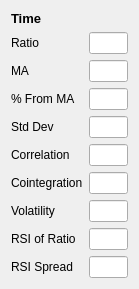
Old version of the form datatoolboxwidget.ui in the repository ProDataLab/nkny.
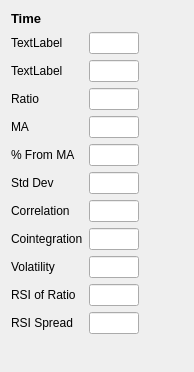
New version of the form.

Commit message: price1 and price2 to data page

What changed in the file:
```diff
--- a/datatoolboxwidget.ui
+++ b/datatoolboxwidget.ui
@@ -6,15 +6,19 @@
    <rect>
     <x>0</x>
     <y>0</y>
-    <width>139</width>
-    <height>268</height>
+    <width>194</width>
+    <height>372</height>
    </rect>
   </property>
   <property name="windowTitle">
    <string>Form</string>
   </property>
-  <layout class="QFormLayout" name="formLayout">
-   <item row="0" column="0">
+  <layout class="QHBoxLayout" name="horizontalLayout">
+   <item>
+    <layout class="QVBoxLayout" name="verticalLayout_2">
+     <item>
+      <layout class="QVBoxLayout" name="verticalLayout">
+       <item>
     <widget class="QLabel" name="timeLabel">
      <property name="font">
       <font>
@@ -28,14 +32,50 @@
      </property>
     </widget>
    </item>
+       <item>
+        <layout class="QFormLayout" name="formLayout">
+         <item row="0" column="0">
+          <widget class="QLabel" name="lastPair1PriceLabel">
+           <property name="text">
+            <string>TextLabel</string>
+           </property>
+          </widget>
+         </item>
+         <item row="0" column="1">
+          <widget class="QLineEdit" name="lastPair1PriceLineEdit">
+           <property name="maximumSize">
+            <size>
+             <width>50</width>
+             <height>16777215</height>
+            </size>
+           </property>
+          </widget>
+         </item>
    <item row="1" column="0">
+          <widget class="QLabel" name="lastPair2PriceLabel">
+           <property name="text">
+            <string>TextLabel</string>
+           </property>
+          </widget>
+         </item>
+         <item row="1" column="1">
+          <widget class="QLineEdit" name="lastPair2PriceLineEdit">
+           <property name="maximumSize">
+            <size>
+             <width>50</width>
+             <height>16777215</height>
+            </size>
+           </property>
+          </widget>
+         </item>
+         <item row="2" column="0">
     <widget class="QLabel" name="label_2">
      <property name="text">
       <string>Ratio</string>
      </property>
     </widget>
    </item>
-   <item row="1" column="1">
+         <item row="2" column="1">
     <widget class="QLineEdit" name="lastRatioLineEdit">
      <property name="maximumSize">
       <size>
@@ -48,14 +88,14 @@
      </property>
     </widget>
    </item>
-   <item row="2" column="0">
+         <item row="3" column="0">
     <widget class="QLabel" name="label_8">
      <property name="text">
       <string>MA</string>
      </property>
     </widget>
    </item>
-   <item row="2" column="1">
+         <item row="3" column="1">
     <widget class="QLineEdit" name="lastMaLineEdit">
      <property name="maximumSize">
       <size>
@@ -68,14 +108,14 @@
      </property>
     </widget>
    </item>
-   <item row="3" column="0">
+         <item row="4" column="0">
     <widget class="QLabel" name="label_9">
      <property name="text">
       <string>% From MA</string>
      </property>
     </widget>
    </item>
-   <item row="3" column="1">
+         <item row="4" column="1">
     <widget class="QLineEdit" name="lastPcntFromMaLineEdit">
      <property name="maximumSize">
       <size>
@@ -88,14 +128,14 @@
      </property>
     </widget>
    </item>
-   <item row="4" column="0">
+         <item row="5" column="0">
     <widget class="QLabel" name="label_10">
      <property name="text">
       <string>Std Dev</string>
      </property>
     </widget>
    </item>
-   <item row="4" column="1">
+         <item row="5" column="1">
     <widget class="QLineEdit" name="lastStdDevLineEdit">
      <property name="maximumSize">
       <size>
@@ -108,14 +148,14 @@
      </property>
     </widget>
    </item>
-   <item row="5" column="0">
+         <item row="6" column="0">
     <widget class="QLabel" name="label_11">
      <property name="text">
       <string>Correlation</string>
      </property>
     </widget>
    </item>
-   <item row="5" column="1">
+         <item row="6" column="1">
     <widget class="QLineEdit" name="lastCorrelationLineEdit">
      <property name="maximumSize">
       <size>
@@ -128,14 +168,14 @@
      </property>
     </widget>
    </item>
-   <item row="6" column="0">
+         <item row="7" column="0">
     <widget class="QLabel" name="lastCointigrationLabel">
      <property name="text">
       <string>Cointegration</string>
      </property>
     </widget>
    </item>
-   <item row="6" column="1">
+         <item row="7" column="1">
     <widget class="QLineEdit" name="lastCointegrationLineEdit">
      <property name="maximumSize">
       <size>
@@ -148,14 +188,14 @@
      </property>
     </widget>
    </item>
-   <item row="7" column="0">
+         <item row="8" column="0">
     <widget class="QLabel" name="label_13">
      <property name="text">
       <string>Volatility</string>
      </property>
     </widget>
    </item>
-   <item row="7" column="1">
+         <item row="8" column="1">
     <widget class="QLineEdit" name="lastVolatilityLineEdit">
      <property name="maximumSize">
       <size>
@@ -168,14 +208,14 @@
      </property>
     </widget>
    </item>
-   <item row="8" column="0">
+         <item row="9" column="0">
     <widget class="QLabel" name="label_14">
      <property name="text">
       <string>RSI of Ratio</string>
      </property>
     </widget>
    </item>
-   <item row="8" column="1">
+         <item row="9" column="1">
     <widget class="QLineEdit" name="lastRsiOfRatioLineEdit">
      <property name="maximumSize">
       <size>
@@ -188,14 +228,14 @@
      </property>
     </widget>
    </item>
-   <item row="9" column="0">
+         <item row="10" column="0">
     <widget class="QLabel" name="label_15">
      <property name="text">
       <string>RSI Spread</string>
      </property>
     </widget>
    </item>
-   <item row="9" column="1">
+         <item row="10" column="1">
     <widget class="QLineEdit" name="lastRsiSpreadLineEdit">
      <property name="maximumSize">
       <size>
@@ -207,6 +247,38 @@
       <bool>true</bool>
      </property>
     </widget>
+         </item>
+        </layout>
+       </item>
+      </layout>
+     </item>
+     <item>
+      <spacer name="verticalSpacer">
+       <property name="orientation">
+        <enum>Qt::Vertical</enum>
+       </property>
+       <property name="sizeHint" stdset="0">
+        <size>
+         <width>20</width>
+         <height>40</height>
+        </size>
+       </property>
+      </spacer>
+     </item>
+    </layout>
+   </item>
+   <item>
+    <spacer name="horizontalSpacer">
+     <property name="orientation">
+      <enum>Qt::Horizontal</enum>
+     </property>
+     <property name="sizeHint" stdset="0">
+      <size>
+       <width>40</width>
+       <height>20</height>
+      </size>
+     </property>
+    </spacer>
    </item>
   </layout>
  </widget>
```
Lines whose indentation alone changed are shown as unchanged. The commit also changes 3 other files.
